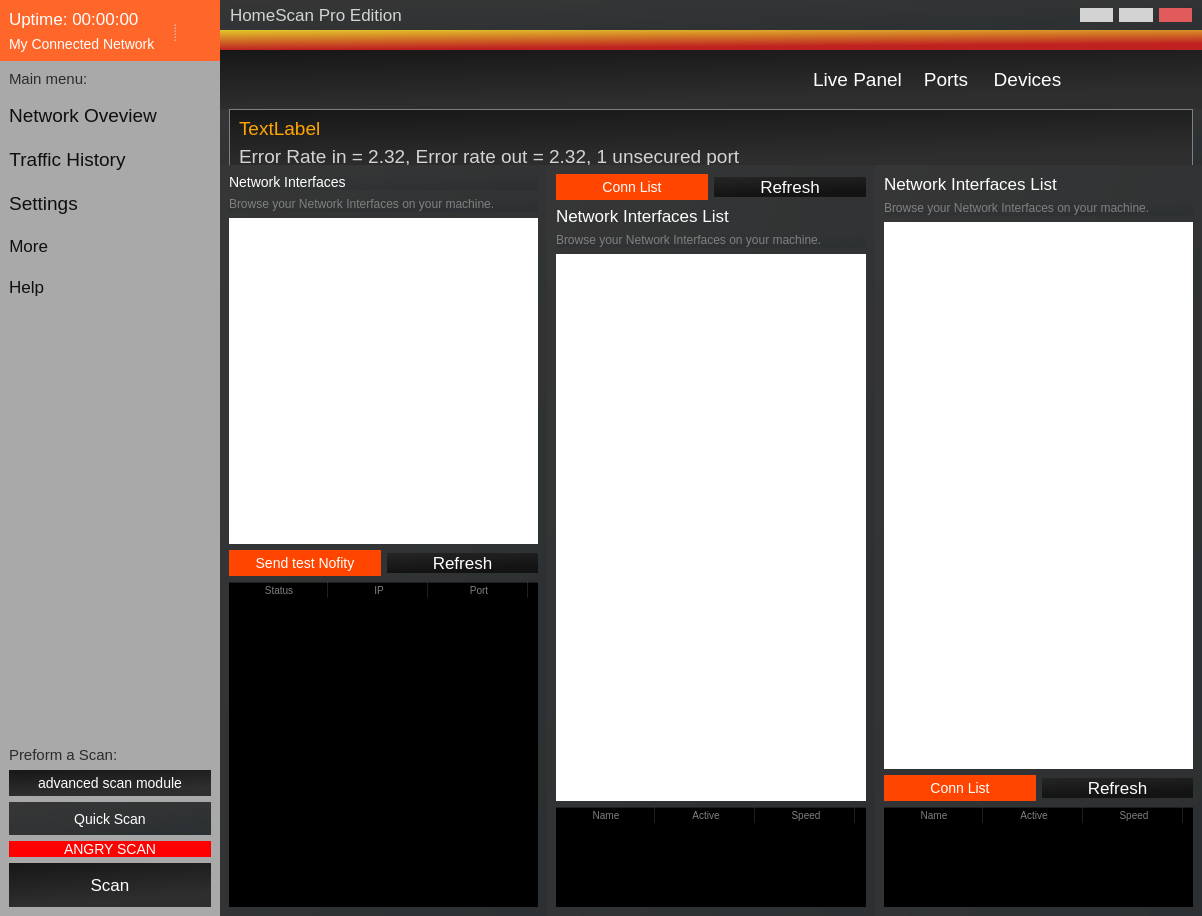
The window that mainwindow.ui (hunterjreid/HomeScan) describes before a commit, drawn with Qt 5.
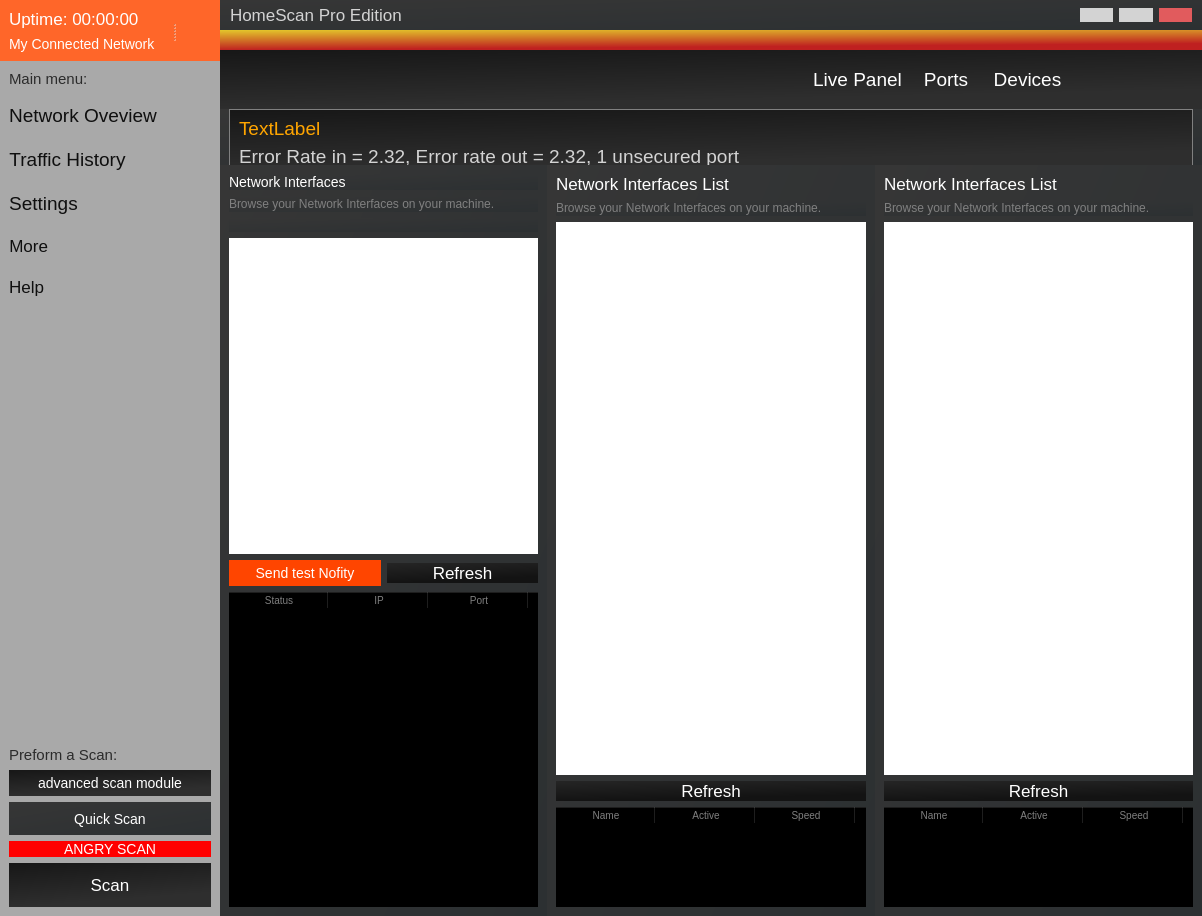
The same window after the commit. Icons and pictures are not drawn. Custom widgets are drawn as their Qt base class.

Commit message: New font + all pages completed ⭐

What changed in the file:
```diff
--- a/mainwindow.ui
+++ b/mainwindow.ui
@@ -916,6 +916,23 @@
                 </property>
                </widget>
               </item>
+              <item>
+               <widget class="QPushButton" name="pushButton_6">
+                <property name="text">
+                 <string/>
+                </property>
+                <property name="icon">
+                 <iconset>
+                  <normaloff>assets/warning.png</normaloff>assets/warning.png</iconset>
+                </property>
+                <property name="iconSize">
+                 <size>
+                  <width>30</width>
+                  <height>30</height>
+                 </size>
+                </property>
+               </widget>
+              </item>
              </layout>
             </item>
             <item>
@@ -1014,34 +1031,7 @@
            </property>
            <layout class="QVBoxLayout" name="verticalLayout_11">
             <item>
-             <layout class="QHBoxLayout" name="horizontalLayout_13">
-              <item>
-               <widget class="QPushButton" name="pushButton_20">
-                <property name="styleSheet">
-                 <string notr="true">background-color: orangered;
-color:rgb(255, 255, 255);
-font-size:14px;
-padding: 5px 0px;</string>
-                </property>
-                <property name="text">
-                 <string>Conn List</string>
-                </property>
-               </widget>
-              </item>
-              <item>
-               <widget class="QPushButton" name="pushButton_21">
-                <property name="styleSheet">
-                 <string notr="true">background-color:qlineargradient(spread:pad, x1:0, y1:0, x2:0.306, y2:0.909091, stop:0 rgba(37, 37, 37, 255), stop:1 rgba(19, 19, 19, 255));
-color:rgb(255, 255, 255);
-font-size:17px;
-border:none;</string>
-                </property>
-                <property name="text">
-                 <string>Refresh</string>
-                </property>
-               </widget>
-              </item>
-             </layout>
+             <layout class="QHBoxLayout" name="horizontalLayout_13"/>
             </item>
             <item>
              <layout class="QVBoxLayout" name="verticalLayout_7">
@@ -1095,6 +1085,19 @@
               </property>
              </widget>
             </item>
+            <item>
+             <widget class="QPushButton" name="pushButton_21">
+              <property name="styleSheet">
+               <string notr="true">background-color:qlineargradient(spread:pad, x1:0, y1:0, x2:0.306, y2:0.909091, stop:0 rgba(37, 37, 37, 255), stop:1 rgba(19, 19, 19, 255));
+color:rgb(255, 255, 255);
+font-size:17px;
+border:none;</string>
+              </property>
+              <property name="text">
+               <string>Refresh</string>
+              </property>
+             </widget>
+            </item>
             <item>
              <widget class="QTableWidget" name="tableWidget_3">
               <property name="maximumSize">
@@ -1204,19 +1207,6 @@
             </item>
             <item>
              <layout class="QHBoxLayout" name="horizontalLayout_6">
-              <item>
-               <widget class="QPushButton" name="pushButton_17">
-                <property name="styleSheet">
-                 <string notr="true">background-color: orangered;
-color:rgb(255, 255, 255);
-font-size:14px;
-padding: 5px 0px;</string>
-                </property>
-                <property name="text">
-                 <string>Conn List</string>
-                </property>
-               </widget>
-              </item>
               <item>
                <widget class="QPushButton" name="pushButton_19">
                 <property name="styleSheet">
```
The commit also changes 24 other files.
